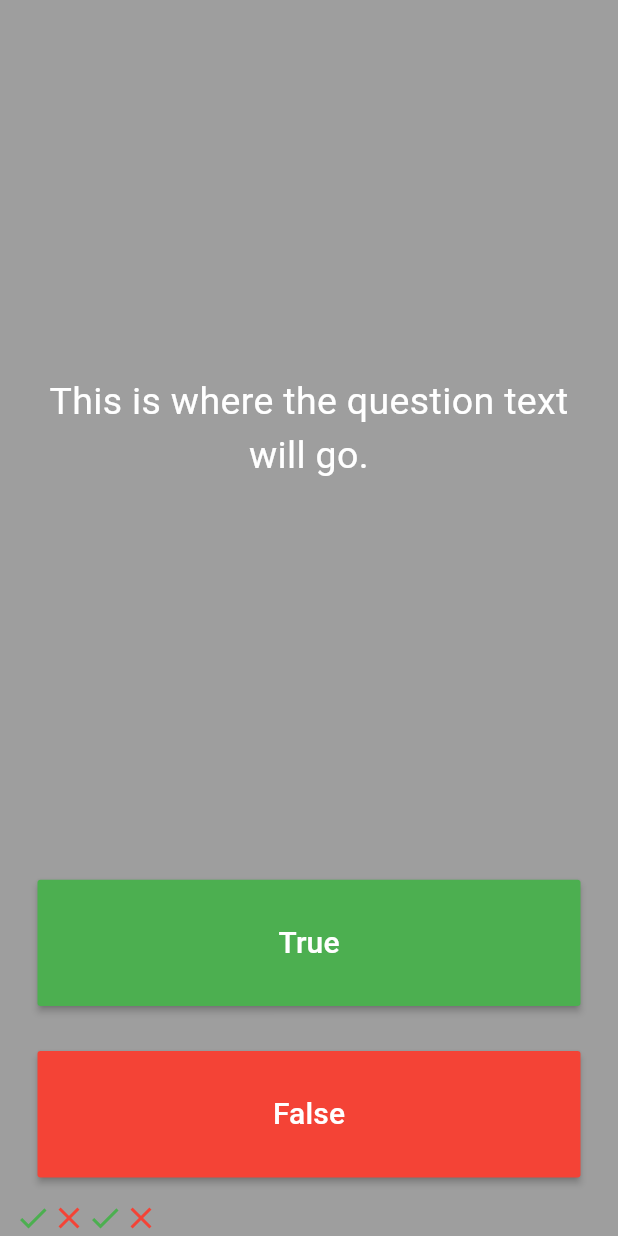
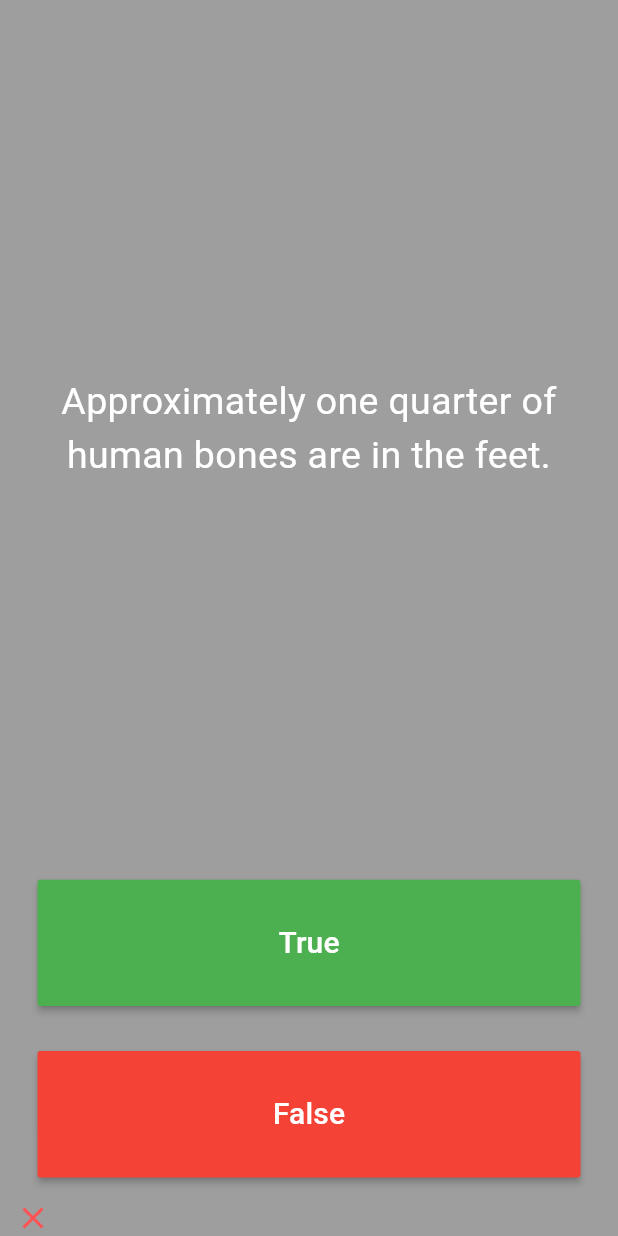
Before and after one commit to Denzel-Chimoto/Quiz-App, a Flutter app: the screen it shows after launch, after a tap on "False", on a phone screen of 412 x 824 dp. Run offline on Flutter 3.47's test engine with Material 3 defaults, Android fonts, the phone set to English and light mode, and no system bars; missing offline and left inert: dart:ffi.

Commit message:
Added a List

```diff
--- a/lib/main.dart
+++ b/lib/main.dart
@@ -1,3 +1,5 @@
+import 'dart:ffi';
+
 import 'package:flutter/material.dart';
 
 void main() {
@@ -5,8 +7,6 @@ void main() {
 }
 
 class MyApp extends StatelessWidget {
-  const MyApp({super.key});
-
   @override
   Widget build(BuildContext context) {
     return MaterialApp(
@@ -24,30 +24,22 @@ class MyApp extends StatelessWidget {
 }
 
 class QuizPage extends StatefulWidget {
-  List<Icon> scorekeeper = [
-    Icon(
-      Icons.check,
-      color: Colors.green,
-    ),
-    Icon(
-      Icons.close,
-      color: Colors.red,
-    ),
-    Icon(
-      Icons.check,
-      color: Colors.green,
-    ),
-    Icon(
-      Icons.close,
-      color: Colors.red,
-    ),
-  ];
-
   @override
   _QuizPageState createState() => _QuizPageState();
 }
 
 class _QuizPageState extends State<QuizPage> {
+  List<Icon> scorekeeper = [];
+  List<String> questions = [
+    'You can lead a cow down stairs but not up stairs.',
+    'Approximately one quarter of human bones are in the feet.',
+    'A slug\'s blood is green'
+  ];
+
+  int x = 0;
+  List<bool> answers = [false, true, true];
+  int total = 0;
+
   @override
   Widget build(BuildContext context) {
     return Column(
@@ -60,7 +52,7 @@ class _QuizPageState extends State<QuizPage> {
             padding: EdgeInsets.all(10.0),
             child: Center(
               child: Text(
-                'This is where the question text will go.',
+                questions[x],
                 textAlign: TextAlign.center,
                 style: TextStyle(
                   fontSize: 25.0,
@@ -84,7 +76,25 @@ class _QuizPageState extends State<QuizPage> {
                 ),
               ),
               onPressed: () {
-                //The user picked true.
+                bool correctAnswer = answers[x];
+                if (correctAnswer == true) {
+                  total++;
+                  print(total);
+                } else {
+                  return;
+                }
+                setState(() {
+                  scorekeeper.add(
+                    Icon(
+                      Icons.check,
+                      color: Colors.greenAccent,
+                    ),
+                  );
+                  if (x > 2) {
+                  } else {
+                    x++;
+                  }
+                });
               },
             ),
           ),
@@ -102,21 +112,30 @@ class _QuizPageState extends State<QuizPage> {
                 ),
               ),
               onPressed: () {
-                //The user picked false.
+                bool wrongAnswer = answers[x];
+                if (wrongAnswer == false) {
+                  total++;
+                  print(total);
+                } else {
+                }
+                setState(() {
+                  scorekeeper.add(
+                    Icon(
+                      Icons.close,
+                      color: Colors.redAccent,
+                    ),
+                  );
+                  if (x > 2) {
+                  } else {
+                    x++;
+                  }
+                });
               },
             ),
           ),
         ),
-        Row(
-          children: QuizPage().scorekeeper
-        )
+        Row(children: scorekeeper),
       ],
     );
   }
 }
-
-/*
-question1: 'You can lead a cow down stairs but not up stairs.', false,
-question2: 'Approximately one quarter of human bones are in the feet.', true,
-question3: 'A slug\'s blood is green.', true,
-*/
```
